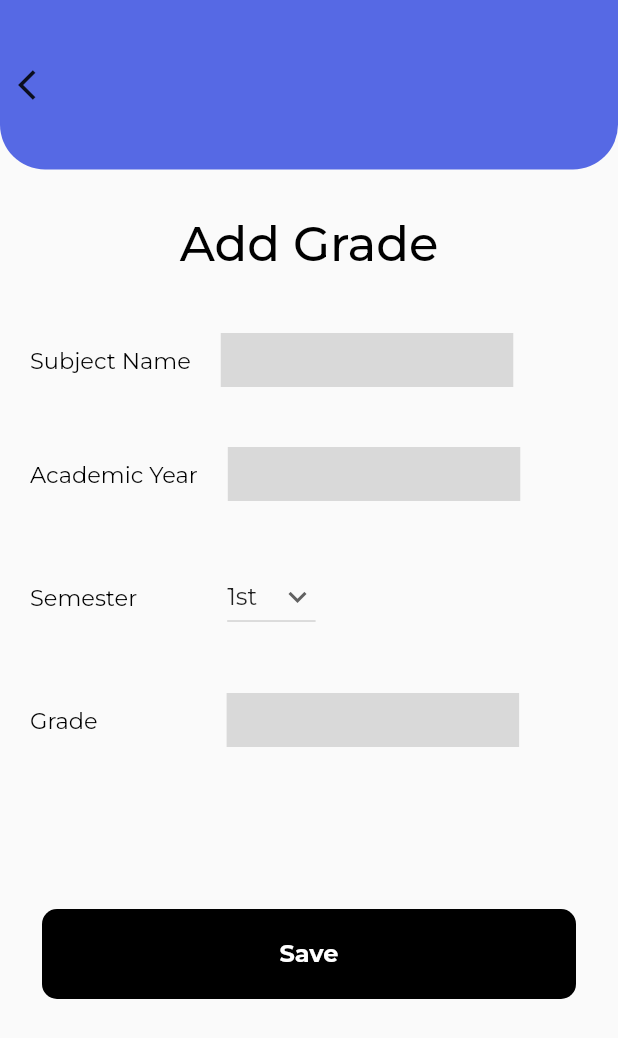
After one commit to TheRealKwabena/gradify-flutter, a Flutter app: the UploadGradePage screen opened by its route, on a phone screen of 412 x 824 dp. The commit adds this screen. Shown: the top 1038 px of the screen. Run offline on Flutter 3.47's test engine with Material 2 defaults, Android fonts, the phone set to English and light mode, and no system bars; our stand-ins replace flutter_onboarding_slider, google_fonts.

Commit message:
feat: upload page interface completed but backend has to be connected

```diff
--- a/lib/constants.dart
+++ b/lib/constants.dart
@@ -5,7 +5,7 @@ const kOnboardingPrimaryColor = Color(0xFF1C71D8);
 const kOnboardingSecondaryColor = Color(0xFF911CD8);
 
 const kHomePageMainColor = Color(0xFF5669E4);
-
+const kTextFieldColor = Color(0xFFD9D9D9);
 const kOnBoardingHeadingTextStyle = TextStyle(
   fontWeight: FontWeight.bold,
   fontSize: 32.0,
--- a/lib/main.dart
+++ b/lib/main.dart
@@ -2,6 +2,7 @@ import 'package:flutter/material.dart';
 import 'package:gradify_flutter/pages/actions.dart';
 import 'package:gradify_flutter/pages/home_page.dart';
 import 'package:gradify_flutter/pages/onboarding.dart';
+import 'package:gradify_flutter/pages/upload_grade.dart';
 
 void main() {
   runApp(const GradifyApp());
@@ -18,7 +19,8 @@ class GradifyApp extends StatelessWidget {
       routes: {
         OnBoarding.id: (context) => OnBoarding(),
         HomePage.id: (context) => HomePage(),
-        AllActionsPage.id: (context) => AllActionsPage()
+        AllActionsPage.id: (context) => AllActionsPage(),
+        UploadGradePage.id: (context) => UploadGradePage()
       },
       //home: OnBoarding(),
     );
--- a/lib/pages/home_page.dart
+++ b/lib/pages/home_page.dart
@@ -2,6 +2,7 @@ import 'package:flutter/material.dart';
 import 'package:google_fonts/google_fonts.dart';
 import 'package:gradify_flutter/constants.dart';
 import 'package:gradify_flutter/pages/actions.dart';
+import 'package:gradify_flutter/pages/upload_grade.dart';
 
 import '../components/action_card.dart';
 import '../components/profile_card.dart';
@@ -156,6 +157,9 @@ class _HomePageState extends State<HomePage> {
                       MainActionCard(
                         imageLink: 'images/uploadicon.jpg',
                         text: 'Upload Subject Grades',
+                        onPressed: () {
+                          Navigator.pushNamed(context, UploadGradePage.id);
+                        },
                       ),
                       MainActionCard(
                         imageLink: 'images/bar-chart.jpg',
--- a/lib/pages/onboarding.dart
+++ b/lib/pages/onboarding.dart
@@ -14,10 +14,12 @@ class OnBoarding extends StatelessWidget {
     return SafeArea(
       child: Scaffold(
         //backgroundColor: ,
-        body: OnBoardingPage(
-          text: 'Compare students \nin Gradify',
-          color: kOnboardingPrimaryColor,
-          imageLink: 'images/radar_chart.jpg',
+        body: SingleChildScrollView(
+          child: OnBoardingPage(
+            text: 'Compare students \nin Gradify',
+            color: kOnboardingPrimaryColor,
+            imageLink: 'images/radar_chart.jpg',
+          ),
         ),
       ),
     );
--- /dev/null
+++ b/lib/pages/upload_grade.dart
@@ -0,0 +1,249 @@
+import 'package:flutter/material.dart';
+import 'package:google_fonts/google_fonts.dart';
+
+import '../constants.dart';
+
+class UploadGradePage extends StatefulWidget {
+  const UploadGradePage({super.key});
+  static final String id = '/upload-grade';
+
+  @override
+  State<UploadGradePage> createState() => _UploadGradePageState();
+}
+
+class _UploadGradePageState extends State<UploadGradePage> {
+  final List<String> semesters = ['1st', '2nd ', '3rd '];
+  String selectedSemester = '1st';
+  String subjectName = '';
+  String academicYear = '';
+  double grade = 0.0;
+  @override
+  Widget build(BuildContext context) {
+    return SafeArea(
+      child: Scaffold(
+        body: SingleChildScrollView(
+          child: Column(
+            children: [
+              Container(
+                height: 113.0,
+                decoration: BoxDecoration(
+                  color: kHomePageMainColor,
+                  borderRadius: BorderRadius.only(
+                    bottomLeft: Radius.circular(30.0),
+                    bottomRight: Radius.circular(30.0),
+                  ),
+                ),
+                child: Row(
+                  children: [
+                    IconButton(
+                        onPressed: () {
+                          Navigator.pop(context);
+                        },
+                        icon: Icon(Icons.arrow_back_ios))
+                  ],
+                ),
+              ),
+              Padding(
+                padding: const EdgeInsets.symmetric(
+                    vertical: 30.0, horizontal: 20.0),
+                child: Column(
+                  crossAxisAlignment: CrossAxisAlignment.stretch,
+                  children: [
+                    Text(
+                      'Add Grade',
+                      textAlign: TextAlign.center,
+                      style: GoogleFonts.montserrat(
+                          textStyle: kAuthScreenTextStyle.copyWith(
+                              fontSize: 32.0, fontWeight: FontWeight.w500)),
+                    ),
+                    SizedBox(
+                      height: 40.0,
+                    ),
+                    Row(
+                      children: [
+                        Text(
+                          'Subject Name',
+                          style: GoogleFonts.montserrat(
+                            textStyle: kAuthScreenTextStyle.copyWith(
+                                fontSize: 15.0, fontWeight: FontWeight.normal),
+                          ),
+                        ),
+                        SizedBox(
+                          width: 20.0,
+                        ),
+                        Container(
+                          width: 195.0,
+                          height: 36.0,
+                          decoration: BoxDecoration(
+                            color: kTextFieldColor,
+                          ),
+                          child: TextField(
+                            onChanged: (String value) {
+                              setState(() {
+                                subjectName = value;
+                              });
+                            },
+                            decoration:
+                                InputDecoration(border: InputBorder.none),
+                          ),
+                        )
+                      ],
+                    ),
+                    SizedBox(
+                      height: 40.0,
+                    ),
+                    Row(
+                      children: [
+                        Text(
+                          'Academic Year',
+                          style: GoogleFonts.montserrat(
+                              textStyle: kAuthScreenTextStyle.copyWith(
+                                  fontSize: 15.0,
+                                  fontWeight: FontWeight.normal)),
+                        ),
+                        SizedBox(
+                          width: 20.0,
+                        ),
+                        Container(
+                          width: 195.0,
+                          height: 36.0,
+                          decoration: BoxDecoration(
+                            color: kTextFieldColor,
+                          ),
+                          child: TextField(
+                            onChanged: (String value) {
+                              setState(() {
+                                academicYear = value;
+                              });
+                            },
+                            decoration:
+                                InputDecoration(border: InputBorder.none),
+                          ),
+                        )
+                      ],
+                    ),
+                    SizedBox(
+                      height: 40.0,
+                    ),
+                    Row(
+                      children: [
+                        Text(
+                          'Semester',
+                          style: GoogleFonts.montserrat(
+                              textStyle: kAuthScreenTextStyle.copyWith(
+                                  fontSize: 15.0,
+                                  fontWeight: FontWeight.normal)),
+                        ),
+                        SizedBox(
+                          width: 60.0,
+                        ),
+                        DropdownButton<String>(
+                          // Down Arrow Icon
+                          value: selectedSemester,
+                          icon: const Icon(Icons.keyboard_arrow_down),
+                          items: semesters.map((String semester) {
+                            return DropdownMenuItem(
+                              value: semester,
+                              child: Text(
+                                semester,
+                                style: GoogleFonts.montserrat(
+                                    textStyle: TextStyle()),
+                              ),
+                            );
+                          }).toList(),
+                          onChanged: (String? value) {
+                            setState(() {
+                              selectedSemester = value!;
+                            });
+                          },
+                        )
+                        /*Container(
+                            width: 195.0,
+                            height: 36.0,
+                            decoration: BoxDecoration(
+                              color: kTextFieldColor,
+                            ),
+                            child: DropdownButton<String>(
+                              // Down Arrow Icon
+                              icon: const Icon(Icons.keyboard_arrow_down),
+                              items: semesters.map((String semester) {
+                                return DropdownMenuItem(
+                                  value: semester,
+                                  child: Text(semester),
+                                );
+                              }).toList(),
+                              onChanged: (Object? value) {},
+                            ))
+
+                         */
+                      ],
+                    ),
+                    SizedBox(
+                      height: 40.0,
+                    ),
+                    Row(
+                      children: [
+                        Text(
+                          'Grade',
+                          style: GoogleFonts.montserrat(
+                              textStyle: kAuthScreenTextStyle.copyWith(
+                                  fontSize: 15.0,
+                                  fontWeight: FontWeight.normal)),
+                        ),
+                        SizedBox(
+                          width: 86.0,
+                        ),
+                        Container(
+                          width: 195.0,
+                          height: 36.0,
+                          decoration: BoxDecoration(
+                            color: kTextFieldColor,
+                          ),
+                          child: TextField(
+                            onChanged: (String value) {
+                              setState(() {
+                                grade = double.parse(value);
+                              });
+                            },
+                            decoration: InputDecoration(
+                                border: InputBorder.none,
+                                focusColor: kHomePageMainColor),
+                          ),
+                        )
+                      ],
+                    ),
+                    SizedBox(
+                      height: 100,
+                    ),
+                    TextButton(
+                      onPressed: () {},
+                      child: Container(
+                        padding: EdgeInsets.symmetric(
+                            vertical: 20.0, horizontal: 10.0),
+                        width: double.infinity,
+                        decoration: BoxDecoration(
+                          color: Colors.black,
+                          borderRadius: BorderRadius.circular(10.0),
+                        ),
+                        child: Text(
+                          'Save',
+                          textAlign: TextAlign.center,
+                          style: GoogleFonts.montserrat(
+                            textStyle: kAuthScreenTextStyle.copyWith(
+                                color: Colors.white,
+                                fontSize: 16.0,
+                                fontStyle: FontStyle.normal),
+                          ),
+                        ),
+                      ),
+                    )
+                  ],
+                ),
+              )
+            ],
+          ),
+        ),
+      ),
+    );
+  }
+}
```
